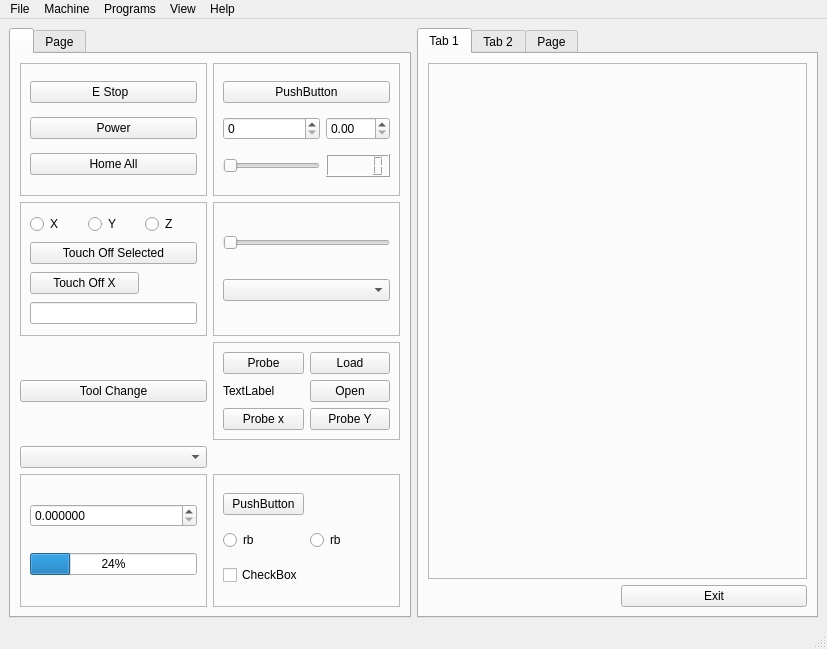
The window that examples/testgui/Errors/errors.ui (jethornton/flexgui) describes before a commit, drawn with Qt 5.
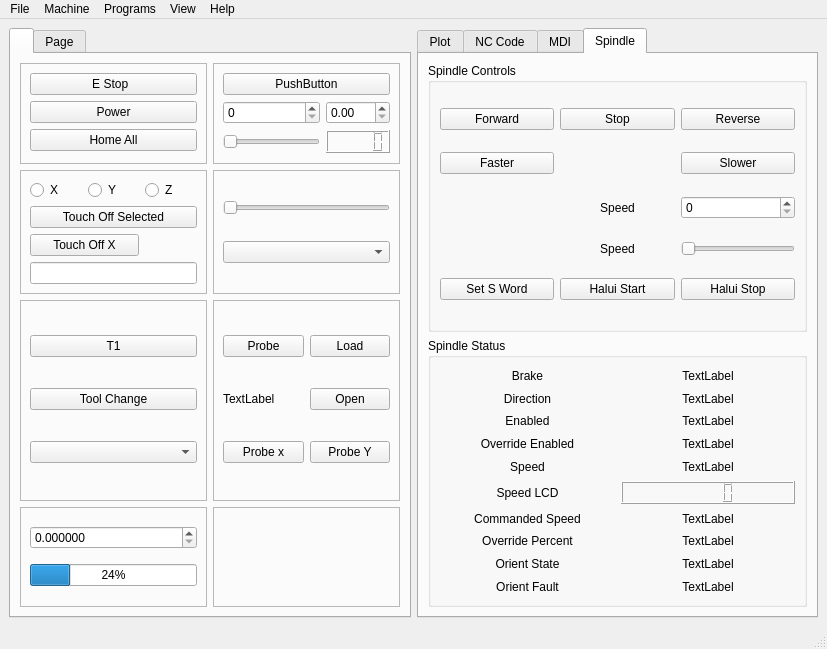
The same window after the commit.

Commit message: update example to test spindle controls

What changed in the file:
```diff
--- a/examples/testgui/Errors/errors.ui
+++ b/examples/testgui/Errors/errors.ui
@@ -31,6 +31,83 @@
         <string/>
        </attribute>
        <layout class="QGridLayout" name="gridLayout_4">
+        <item row="0" column="1">
+         <widget class="QFrame" name="frame_7">
+          <property name="frameShape">
+           <enum>QFrame::StyledPanel</enum>
+          </property>
+          <property name="frameShadow">
+           <enum>QFrame::Raised</enum>
+          </property>
+          <layout class="QGridLayout" name="gridLayout_10">
+           <item row="0" column="0" colspan="2">
+            <widget class="QPushButton" name="pushButton">
+             <property name="text">
+              <string>PushButton</string>
+             </property>
+             <property name="function" stdset="0">
+              <string>hal_pin</string>
+             </property>
+             <property name="pin_name" stdset="0">
+              <string>hal-pb</string>
+             </property>
+            </widget>
+           </item>
+           <item row="1" column="1">
+            <widget class="QDoubleSpinBox" name="doubleSpinBox_2">
+             <property name="function" stdset="0">
+              <string>hal_pin</string>
+             </property>
+             <property name="pin_name" stdset="0">
+              <string>hal-pin-dsb</string>
+             </property>
+            </widget>
+           </item>
+           <item row="1" column="0">
+            <widget class="QSpinBox" name="spinBox">
+             <property name="function" stdset="0">
+              <string>hal_pin</string>
+             </property>
+             <property name="pin_name" stdset="0">
+              <string>hal-sb</string>
+             </property>
+             <property name="hal_type" stdset="0">
+              <string>HAL_U32</string>
+             </property>
+            </widget>
+           </item>
+           <item row="2" column="0">
+            <widget class="QSlider" name="horizontalSlider">
+             <property name="orientation">
+              <enum>Qt::Horizontal</enum>
+             </property>
+             <property name="function" stdset="0">
+              <string>hal_pin</string>
+             </property>
+             <property name="pin_name" stdset="0">
+              <string>hal-pin-hs</string>
+             </property>
+             <property name="hal_type" stdset="0">
+              <string>HAL_U32</string>
+             </property>
+            </widget>
+           </item>
+           <item row="2" column="1">
+            <widget class="QLCDNumber" name="lcdNumber">
+             <property name="function" stdset="0">
+              <string>hal_pin</string>
+             </property>
+             <property name="pin_name" stdset="0">
+              <string>hal-lcd</string>
+             </property>
+             <property name="hal_type" stdset="0">
+              <string>HAL_U32</string>
+             </property>
+            </widget>
+           </item>
+          </layout>
+         </widget>
+        </item>
         <item row="1" column="0">
          <widget class="QFrame" name="frame_8">
           <property name="frameShape">
@@ -84,6 +161,17 @@
           </layout>
          </widget>
         </item>
+        <item row="5" column="1">
+         <widget class="QFrame" name="frame_4">
+          <property name="frameShape">
+           <enum>QFrame::StyledPanel</enum>
+          </property>
+          <property name="frameShadow">
+           <enum>QFrame::Raised</enum>
+          </property>
+          <layout class="QGridLayout" name="gridLayout_9"/>
+         </widget>
+        </item>
         <item row="1" column="1">
          <widget class="QFrame" name="frame_6">
           <property name="frameShape">
@@ -106,63 +194,58 @@
           </layout>
          </widget>
         </item>
-        <item row="2" column="0">
-         <widget class="QPushButton" name="tool_change_pb">
-          <property name="text">
-           <string>Tool Change</string>
-          </property>
-         </widget>
-        </item>
-        <item row="4" column="1">
-         <widget class="QFrame" name="frame_4">
+        <item row="0" column="0">
+         <widget class="QFrame" name="frame_2">
           <property name="frameShape">
            <enum>QFrame::StyledPanel</enum>
           </property>
           <property name="frameShadow">
            <enum>QFrame::Raised</enum>
           </property>
-          <layout class="QGridLayout" name="gridLayout_9">
-           <item row="1" column="1">
-            <widget class="QRadioButton" name="radioButton_2">
-             <property name="text">
-              <string>rb</string>
-             </property>
-            </widget>
-           </item>
-           <item row="0" column="0">
-            <widget class="QPushButton" name="bla_btn">
-             <property name="text">
-              <string>PushButton</string>
-             </property>
-             <property name="checkable">
-              <bool>true</bool>
-             </property>
-             <property name="function" stdset="0">
-              <string>hal_io</string>
-             </property>
-             <property name="pin_name" stdset="0">
-              <string>hal-io-pb</string>
-             </property>
-            </widget>
-           </item>
-           <item row="2" column="0">
-            <widget class="QCheckBox" name="checkBox">
-             <property name="text">
-              <string>CheckBox</string>
-             </property>
-            </widget>
-           </item>
+          <layout class="QGridLayout" name="gridLayout_2">
            <item row="1" column="0">
-            <widget class="QRadioButton" name="test">
+            <widget class="QPushButton" name="power_pb">
              <property name="text">
-              <string>rb</string>
+              <string>Power</string>
+             </property>
+             <property name="led_indicator" stdset="0">
+              <bool>true</bool>
+             </property>
+             <property name="led_diameter" stdset="0">
+              <number>10</number>
+             </property>
+            </widget>
+           </item>
+           <item row="2" column="0">
+            <widget class="QPushButton" name="home_all_pb">
+             <property name="text">
+              <string>Home All</string>
+             </property>
+             <property name="led_indicator" stdset="0">
+              <bool>true</bool>
+             </property>
+             <property name="led_diameter" stdset="0">
+              <number>10</number>
+             </property>
+            </widget>
+           </item>
+           <item row="0" column="0">
+            <widget class="QPushButton" name="estop_pb">
+             <property name="text">
+              <string>E Stop  </string>
+             </property>
+             <property name="led_indicator" stdset="0">
+              <bool>true</bool>
+             </property>
+             <property name="led_diameter" stdset="0">
+              <number>10</number>
              </property>
             </widget>
            </item>
           </layout>
          </widget>
         </item>
-        <item row="4" column="0">
+        <item row="5" column="0">
          <widget class="QFrame" name="frame_3">
           <property name="frameShape">
            <enum>QFrame::StyledPanel</enum>
@@ -200,7 +283,36 @@
           </layout>
          </widget>
         </item>
-        <item row="2" column="1">
+        <item row="2" column="0" rowspan="2">
+         <widget class="QFrame" name="frame">
+          <property name="frameShape">
+           <enum>QFrame::StyledPanel</enum>
+          </property>
+          <property name="frameShadow">
+           <enum>QFrame::Raised</enum>
+          </property>
+          <layout class="QGridLayout" name="gridLayout_3">
+           <item row="0" column="0">
+            <widget class="QPushButton" name="tool_change_pb_1">
+             <property name="text">
+              <string>T1</string>
+             </property>
+            </widget>
+           </item>
+           <item row="1" column="0">
+            <widget class="QPushButton" name="tool_change_pb">
+             <property name="text">
+              <string>Tool Change</string>
+             </property>
+            </widget>
+           </item>
+           <item row="2" column="0">
+            <widget class="QComboBox" name="tool_change_cb"/>
+           </item>
+          </layout>
+         </widget>
+        </item>
+        <item row="2" column="1" rowspan="2">
          <widget class="QFrame" name="frame_5">
           <property name="frameShape">
            <enum>QFrame::StyledPanel</enum>
@@ -260,137 +372,6 @@
           </layout>
          </widget>
         </item>
-        <item row="0" column="1">
-         <widget class="QFrame" name="frame_7">
-          <property name="frameShape">
-           <enum>QFrame::StyledPanel</enum>
-          </property>
-          <property name="frameShadow">
-           <enum>QFrame::Raised</enum>
-          </property>
-          <layout class="QGridLayout" name="gridLayout_10">
-           <item row="0" column="0" colspan="2">
-            <widget class="QPushButton" name="pushButton">
-             <property name="text">
-              <string>PushButton</string>
-             </property>
-             <property name="function" stdset="0">
-              <string>hal_pin</string>
-             </property>
-             <property name="pin_name" stdset="0">
-              <string>hal-pb</string>
-             </property>
-            </widget>
-           </item>
-           <item row="1" column="1">
-            <widget class="QDoubleSpinBox" name="doubleSpinBox_2">
-             <property name="function" stdset="0">
-              <string>hal_pin</string>
-             </property>
-             <property name="pin_name" stdset="0">
-              <string>hal-pin-dsb</string>
-             </property>
-            </widget>
-           </item>
-           <item row="1" column="0">
-            <widget class="QSpinBox" name="spinBox">
-             <property name="function" stdset="0">
-              <string>hal_pin</string>
-             </property>
-             <property name="pin_name" stdset="0">
-              <string>hal-sb</string>
-             </property>
-             <property name="hal_type" stdset="0">
-              <string>HAL_U32</string>
-             </property>
-            </widget>
-           </item>
-           <item row="2" column="0">
-            <widget class="QSlider" name="horizontalSlider">
-             <property name="orientation">
-              <enum>Qt::Horizontal</enum>
-             </property>
-             <property name="function" stdset="0">
-              <string>hal_pin</string>
-             </property>
-             <property name="pin_name" stdset="0">
-              <string>hal-pin-hs</string>
-             </property>
-             <property name="hal_type" stdset="0">
-              <string>HAL_U32</string>
-             </property>
-            </widget>
-           </item>
-           <item row="2" column="1">
-            <widget class="QLCDNumber" name="lcdNumber">
-             <property name="function" stdset="0">
-              <string>hal_pin</string>
-             </property>
-             <property name="pin_name" stdset="0">
-              <string>hal-lcd</string>
-             </property>
-             <property name="hal_type" stdset="0">
-              <string>HAL_U32</string>
-             </property>
-            </widget>
-           </item>
-          </layout>
-         </widget>
-        </item>
-        <item row="0" column="0">
-         <widget class="QFrame" name="frame_2">
-          <property name="frameShape">
-           <enum>QFrame::StyledPanel</enum>
-          </property>
-          <property name="frameShadow">
-           <enum>QFrame::Raised</enum>
-          </property>
-          <layout class="QGridLayout" name="gridLayout_2">
-           <item row="1" column="0">
-            <widget class="QPushButton" name="power_pb">
-             <property name="text">
-              <string>Power</string>
-             </property>
-             <property name="led_indicator" stdset="0">
-              <bool>true</bool>
-             </property>
-             <property name="led_diameter" stdset="0">
-              <number>10</number>
-             </property>
-            </widget>
-           </item>
-           <item row="2" column="0">
-            <widget class="QPushButton" name="home_all_pb">
-             <property name="text">
-              <string>Home All</string>
-             </property>
-             <property name="led_indicator" stdset="0">
-              <bool>true</bool>
-             </property>
-             <property name="led_diameter" stdset="0">
-              <number>10</number>
-             </property>
-            </widget>
-           </item>
-           <item row="0" column="0">
-            <widget class="QPushButton" name="estop_pb">
-             <property name="text">
-              <string>E Stop  </string>
-             </property>
-             <property name="led_indicator" stdset="0">
-              <bool>true</bool>
-             </property>
-             <property name="led_diameter" stdset="0">
-              <number>10</number>
-             </property>
-            </widget>
-           </item>
-          </layout>
-         </widget>
-        </item>
-        <item row="3" column="0">
-         <widget class="QComboBox" name="tool_change_cb"/>
-        </item>
        </layout>
       </widget>
       <widget class="QWidget" name="tab_3">
@@ -403,11 +384,11 @@
     <item row="0" column="1">
      <widget class="QTabWidget" name="tabWidget">
       <property name="currentIndex">
-       <number>0</number>
+       <number>3</number>
       </property>
       <widget class="QWidget" name="tab">
        <attribute name="title">
-        <string>Tab 1</string>
+        <string>Plot</string>
        </attribute>
        <layout class="QGridLayout" name="gridLayout_11">
         <item row="0" column="0" colspan="2">
@@ -431,7 +412,7 @@
       </widget>
       <widget class="QWidget" name="tab_2">
        <attribute name="title">
-        <string>Tab 2</string>
+        <string>NC Code</string>
        </attribute>
        <layout class="QGridLayout" name="gridLayout">
         <item row="1" column="0">
@@ -455,7 +436,7 @@
       </widget>
       <widget class="QWidget" name="tab_4">
        <attribute name="title">
-        <string>Page</string>
+        <string>MDI</string>
        </attribute>
        <layout class="QGridLayout" name="gridLayout_12">
         <item row="0" column="0" colspan="4">
@@ -494,6 +475,334 @@
         </item>
        </layout>
       </widget>
+      <widget class="QWidget" name="tab_5">
+       <attribute name="title">
+        <string>Spindle</string>
+       </attribute>
+       <layout class="QGridLayout" name="gridLayout_15">
+        <item row="1" column="0">
+         <widget class="QGroupBox" name="groupBox_2">
+          <property name="title">
+           <string>Spindle Status</string>
+          </property>
+          <layout class="QGridLayout" name="gridLayout_16">
+           <item row="7" column="0">
+            <widget class="QLabel" name="label_18">
+             <property name="text">
+              <string>Override Percent</string>
+             </property>
+             <property name="alignment">
+              <set>Qt::AlignCenter</set>
+             </property>
+            </widget>
+           </item>
+           <item row="8" column="1">
+            <widget class="QLabel" name="spindle_orient_state_0_lb">
+             <property name="text">
+              <string>TextLabel</string>
+             </property>
+             <property name="alignment">
+              <set>Qt::AlignCenter</set>
+             </property>
+            </widget>
+           </item>
+           <item row="3" column="0">
+            <widget class="QLabel" name="label_14">
+             <property name="text">
+              <string>Override Enabled</string>
+             </property>
+             <property name="alignment">
+              <set>Qt::AlignCenter</set>
+             </property>
+            </widget>
+           </item>
+           <item row="8" column="0">
+            <widget class="QLabel" name="label_19">
+             <property name="text">
+              <string>Orient State</string>
+             </property>
+             <property name="alignment">
+              <set>Qt::AlignCenter</set>
+             </property>
+            </widget>
+           </item>
+           <item row="4" column="1">
+            <widget class="QLabel" name="spindle_speed_0_lb">
+             <property name="text">
+              <string>TextLabel</string>
+             </property>
+             <property name="alignment">
+              <set>Qt::AlignCenter</set>
+             </property>
+            </widget>
+           </item>
+           <item row="9" column="0">
+            <widget class="QLabel" name="label_20">
+             <property name="text">
+              <string>Orient Fault</string>
+             </property>
+             <property name="alignment">
+              <set>Qt::AlignCenter</set>
+             </property>
+            </widget>
+           </item>
+           <item row="3" column="1">
+            <widget class="QLabel" name="spindle_override_enabled_0_lb">
+             <property name="text">
+              <string>TextLabel</string>
+             </property>
+             <property name="alignment">
+              <set>Qt::AlignCenter</set>
+             </property>
+            </widget>
+           </item>
+           <item row="1" column="1">
+            <widget class="QLabel" name="spindle_direction_0_lb">
+             <property name="text">
+              <string>TextLabel</string>
+             </property>
+             <property name="alignment">
+              <set>Qt::AlignCenter</set>
+             </property>
+            </widget>
+           </item>
+           <item row="6" column="0">
+            <widget class="QLabel" name="label_17">
+             <property name="text">
+              <string>Commanded Speed</string>
+             </property>
+             <property name="alignment">
+              <set>Qt::AlignCenter</set>
+             </property>
+            </widget>
+           </item>
+           <item row="2" column="1">
+            <widget class="QLabel" name="spindle_enabled_0_lb">
+             <property name="text">
+              <string>TextLabel</string>
+             </property>
+             <property name="alignment">
+              <set>Qt::AlignCenter</set>
+             </property>
+            </widget>
+           </item>
+           <item row="4" column="0">
+            <widget class="QLabel" name="label_3">
+             <property name="text">
+              <string>Speed</string>
+             </property>
+             <property name="alignment">
+              <set>Qt::AlignCenter</set>
+             </property>
+            </widget>
+           </item>
+           <item row="0" column="0">
+            <widget class="QLabel" name="label_12">
+             <property name="text">
+              <string>Brake</string>
+             </property>
+             <property name="alignment">
+              <set>Qt::AlignCenter</set>
+             </property>
+            </widget>
+           </item>
+           <item row="1" column="0">
+            <widget class="QLabel" name="label_15">
+             <property name="text">
+              <string>Direction</string>
+             </property>
+             <property name="alignment">
+              <set>Qt::AlignCenter</set>
+             </property>
+            </widget>
+           </item>
+           <item row="0" column="1">
+            <widget class="QLabel" name="spindle_brake_0_lb">
+             <property name="text">
+              <string>TextLabel</string>
+             </property>
+             <property name="alignment">
+              <set>Qt::AlignCenter</set>
+             </property>
+            </widget>
+           </item>
+           <item row="6" column="1">
+            <widget class="QLabel" name="spindle_cmd_speed_0_lb">
+             <property name="text">
+              <string>TextLabel</string>
+             </property>
+             <property name="alignment">
+              <set>Qt::AlignCenter</set>
+             </property>
+            </widget>
+           </item>
+           <item row="7" column="1">
+            <widget class="QLabel" name="spindle_override_0_lb">
+             <property name="text">
+              <string>TextLabel</string>
+             </property>
+             <property name="alignment">
+              <set>Qt::AlignCenter</set>
+             </property>
+            </widget>
+           </item>
+           <item row="9" column="1">
+            <widget class="QLabel" name="spindle_orient_fault_0_lb">
+             <property name="text">
+              <string>TextLabel</string>
+             </property>
+             <property name="alignment">
+              <set>Qt::AlignCenter</set>
+             </property>
+            </widget>
+           </item>
+           <item row="2" column="0">
+            <widget class="QLabel" name="label_13">
+             <property name="text">
+              <string>Enabled</string>
+             </property>
+             <property name="alignment">
+              <set>Qt::AlignCenter</set>
+             </property>
+            </widget>
+           </item>
+           <item row="5" column="0">
+            <widget class="QLabel" name="label_21">
+             <property name="text">
+              <string>Speed LCD</string>
+             </property>
+             <property name="alignment">
+              <set>Qt::AlignCenter</set>
+             </property>
+            </widget>
+           </item>
+           <item row="5" column="1">
+            <widget class="QLCDNumber" name="spindle_speed_0_lcd"/>
+           </item>
+          </layout>
+         </widget>
+        </item>
+        <item row="0" column="0">
+         <widget class="QGroupBox" name="groupBox">
+          <property name="title">
+           <string>Spindle Controls</string>
+          </property>
+          <layout class="QGridLayout" name="gridLayout_14">
+           <item row="0" column="1">
+            <widget class="QPushButton" name="spindle_fwd_pb">
+             <property name="text">
+              <string>Forward</string>
+             </property>
+            </widget>
+           </item>
+           <item row="5" column="3">
+            <widget class="QPushButton" name="pushButton_4">
+             <property name="text">
+              <string>Halui Stop</string>
+             </property>
+             <property name="function" stdset="0">
+              <string>hal_pin</string>
+             </property>
+             <property name="pin_name" stdset="0">
+              <string>spindle-stop</string>
+             </property>
+             <property name="state_on" stdset="0">
+              <bool>true</bool>
+             </property>
+            </widget>
+           </item>
+           <item row="4" column="3">
+            <widget class="QSlider" name="spindle_speed_sl">
+             <property name="sizePolicy">
+              <sizepolicy hsizetype="Minimum" vsizetype="Fixed">
+               <horstretch>0</horstretch>
+               <verstretch>0</verstretch>
+              </sizepolicy>
+             </property>
+             <property name="orientation">
+              <enum>Qt::Horizontal</enum>
+             </property>
+            </widget>
+           </item>
+           <item row="2" column="3">
+            <widget class="QPushButton" name="spindle_minus_pb">
+             <property name="text">
+              <string>Slower</string>
+             </property>
+            </widget>
+           </item>
+           <item row="3" column="3">
+            <widget class="QSpinBox" name="spindle_speed_sb"/>
+           </item>
+           <item row="0" column="3">
+            <widget class="QPushButton" name="spindle_rev_pb">
+             <property name="text">
+              <string>Reverse</string>
+             </property>
+            </widget>
+           </item>
+           <item row="2" column="1">
+            <widget class="QPushButton" name="spindle_plus_pb">
+             <property name="text">
+              <string>Faster</string>
+             </property>
+            </widget>
+           </item>
+           <item row="5" column="2">
+            <widget class="QPushButton" name="pushButton_3">
+             <property name="text">
+              <string>Halui Start</string>
+             </property>
+             <property name="function" stdset="0">
+              <string>hal_pin</string>
+             </property>
+             <property name="pin_name" stdset="0">
+              <string>spindle-start</string>
+             </property>
+             <property name="state_on" stdset="0">
+              <bool>true</bool>
+             </property>
+            </widget>
+           </item>
+           <item row="5" column="1">
+            <widget class="QPushButton" name="set_speed_0_pb">
+             <property name="text">
+              <string>Set S Word</string>
+             </property>
+            </widget>
+           </item>
+           <item row="3" column="2">
+            <widget class="QLabel" name="label">
+             <property name="text">
+              <string>Speed</string>
+             </property>
+             <property name="alignment">
+              <set>Qt::AlignCenter</set>
+             </property>
+            </widget>
+           </item>
+           <item row="4" column="2">
+            <widget class="QLabel" name="label_2">
+             <property name="text">
+              <string>Speed</string>
+             </property>
+             <property name="alignment">
+              <set>Qt::AlignCenter</set>
+             </property>
+            </widget>
+           </item>
+           <item row="0" column="2">
+            <widget class="QPushButton" name="spindle_stop_pb">
+             <property name="text">
+              <string>Stop</string>
+             </property>
+            </widget>
+           </item>
+          </layout>
+         </widget>
+        </item>
+       </layout>
+      </widget>
      </widget>
     </item>
    </layout>
```
The commit also changes 5 other files.
